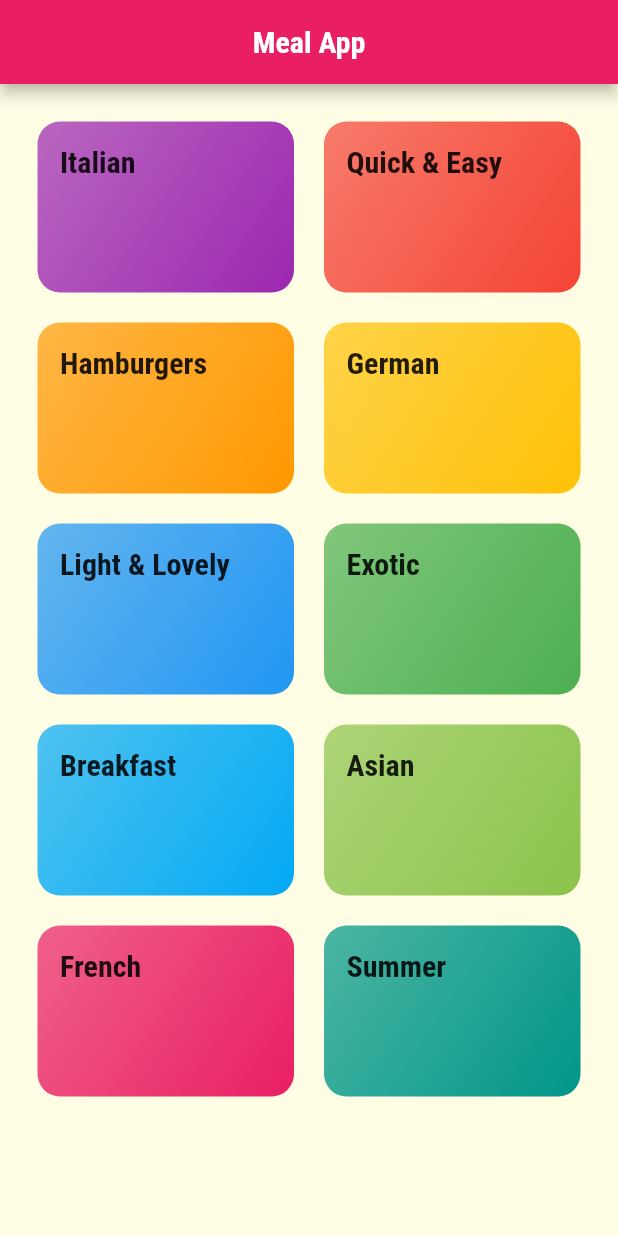
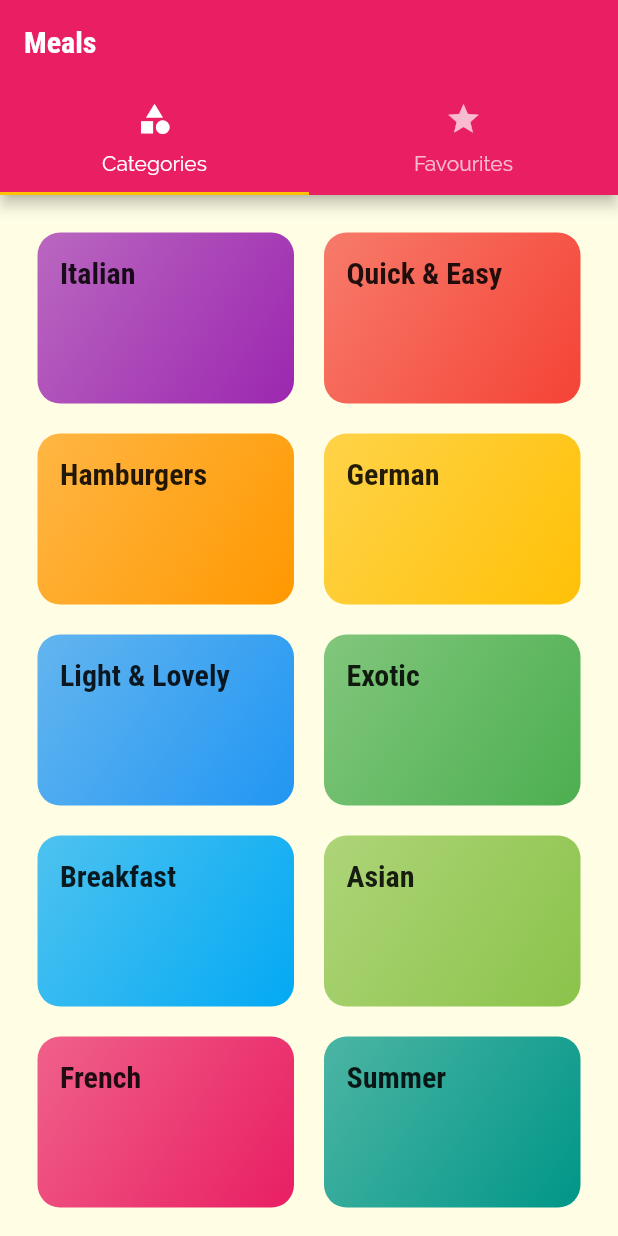
Before and after one commit to UMChannar/Flutter-Meals-App, a Flutter app: the screen it shows after launch, on a phone screen of 412 x 824 dp. Run offline on Flutter 3.47's test engine with Material 2 defaults, Android fonts, the phone set to English and light mode, and no system bars.

```diff
--- a/lib/main.dart
+++ b/lib/main.dart
@@ -3,6 +3,7 @@ import 'package:flutter/material.dart';
 import './screens/category_meals_screen.dart';
 import './screens/categories_screen.dart';
 import './screens/meal_detail_screen.dart';
+import './screens/tabs_screen.dart';
 
 void main() {
   runApp(const MyApp());
@@ -38,7 +39,7 @@ class MyApp extends StatelessWidget {
       ),
       // home: CategoriesScreen(),
       routes: {
-        '/': (ctx) => CategoriesScreen(),
+        '/': (ctx) => TabsScreen(),
         CategoriesMealsScreen.routeName: (ctx) => CategoriesMealsScreen(),
         MealDetailScreen.routeName: (ctx) => MealDetailScreen(),
       },
--- a/lib/screens/categories_screen.dart
+++ b/lib/screens/categories_screen.dart
@@ -8,14 +8,7 @@ class CategoriesScreen extends StatelessWidget {
 
   @override
   Widget build(BuildContext context) {
-    return Scaffold(
-      appBar: AppBar(
-        centerTitle: true,
-        title: Text(
-          'Meal App',
-        ),
-      ),
-      body: GridView(
+    return GridView(
       padding: EdgeInsets.all(25),
       gridDelegate: SliverGridDelegateWithMaxCrossAxisExtent(
         maxCrossAxisExtent: 200,
@@ -32,7 +25,6 @@ class CategoriesScreen extends StatelessWidget {
             ),
           )
           .toList(),
-      ),
     );
   }
 }
--- /dev/null
+++ b/lib/screens/favourites_screen.dart
@@ -0,0 +1,14 @@
+import 'package:flutter/material.dart';
+
+class FavouritesScreen extends StatelessWidget {
+  const FavouritesScreen({super.key});
+
+  @override
+  Widget build(BuildContext context) {
+    return Center(
+      child: Text(
+        'data',
+      ),
+    );
+  }
+}
--- /dev/null
+++ b/lib/screens/tabs_screen.dart
@@ -0,0 +1,45 @@
+import 'package:flutter/material.dart';
+
+import './categories_screen.dart';
+import './favourites_screen.dart';
+
+class TabsScreen extends StatefulWidget {
+  const TabsScreen({super.key});
+
+  @override
+  State<TabsScreen> createState() => _TabsScreenState();
+}
+
+class _TabsScreenState extends State<TabsScreen> {
+  @override
+  Widget build(BuildContext context) {
+    return DefaultTabController(
+      length: 2,
+      child: Scaffold(
+        appBar: AppBar(
+          title: Text(
+            'Meals',
+          ),
+          bottom: TabBar(
+            tabs: [
+              Tab(
+                icon: Icon(Icons.category),
+                text: 'Categories',
+              ),
+              Tab(
+                icon: Icon(Icons.star),
+                text: 'Favourites',
+              ),
+            ],
+          ),
+        ),
+        body: TabBarView(
+          children: [
+            CategoriesScreen(),
+            FavouritesScreen(),
+          ],
+        ),
+      ),
+    );
+  }
+}
```
Lines whose indentation alone changed are shown as unchanged.
